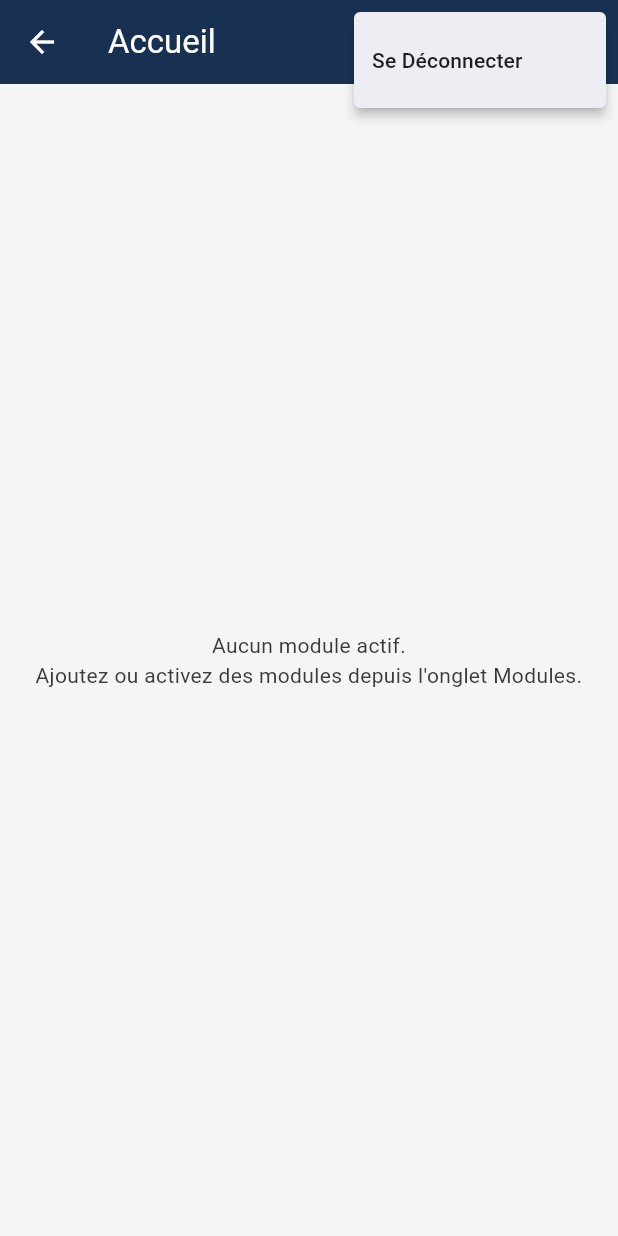
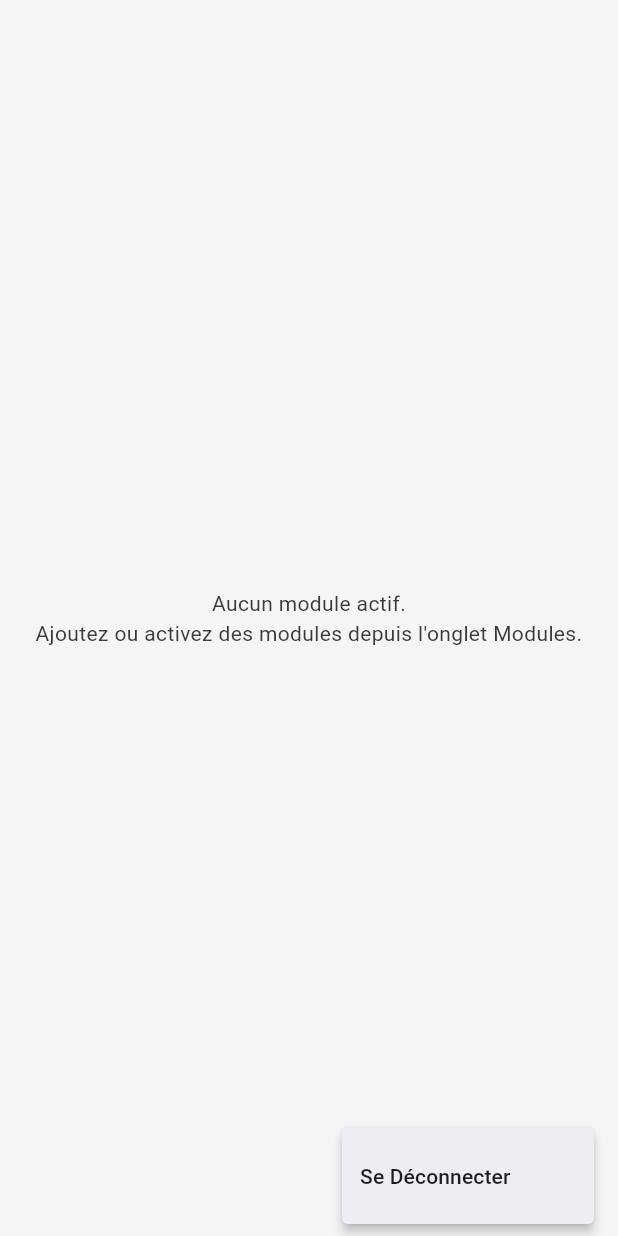
Before and after one commit to anisphere13/anisphere, a Flutter app: the HomeScreen screen opened directly, after a tap on the "more vert" icon, on a phone screen of 412 x 824 dp. Run offline on Flutter 3.47's test engine with Material 3 defaults, Android fonts, the phone set to English and light mode, and no system bars; our stand-ins replace battery_plus, cloud_firestore, connectivity_plus, firebase_auth, firebase_core, firebase_messaging and 15 more; missing offline and left inert: google_mlkit_text_recognition, mobile_scanner, tflite_flutter; accounts and stored records are empty.

Commit message:
Remove AppBar from HomeScreen and add menu FAB

```diff
--- a/lib/modules/noyau/screens/home_screen.dart
+++ b/lib/modules/noyau/screens/home_screen.dart
@@ -90,10 +90,13 @@ class _HomeScreenState extends State<HomeScreen> {
     final userProvider = Provider.of<UserProvider>(context);
 
     return Scaffold(
-      appBar: AppBar(
-        title: const Text("Accueil"),
-        actions: [
-          PopupMenuButton<String>(
+      // AppBar supprimée pour commencer directement sous la barre de statut
+      appBar: const PreferredSize(
+        preferredSize: Size.zero,
+        child: SizedBox.shrink(),
+      ),
+      floatingActionButton: PopupMenuButton<String>(
+        icon: const Icon(Icons.more_vert),
         onSelected: (value) async {
           if (value == 'logout') {
             final navigator = Navigator.of(context);
@@ -109,9 +112,8 @@ class _HomeScreenState extends State<HomeScreen> {
           PopupMenuItem(value: 'logout', child: Text('Se Déconnecter')),
         ],
       ),
-        ],
-      ),
-      body: loadingSummaries
+      body: SafeArea(
+        child: loadingSummaries
           ? const Center(child: CircularProgressIndicator())
           : summaries.isEmpty
               ? const Center(
@@ -144,6 +146,7 @@ class _HomeScreenState extends State<HomeScreen> {
                     ),
                   ],
                 ),
+      ),
     );
   }
 }
```
Also changed, not shown: 2 other files. Lines whose indentation alone changed are shown as unchanged.
